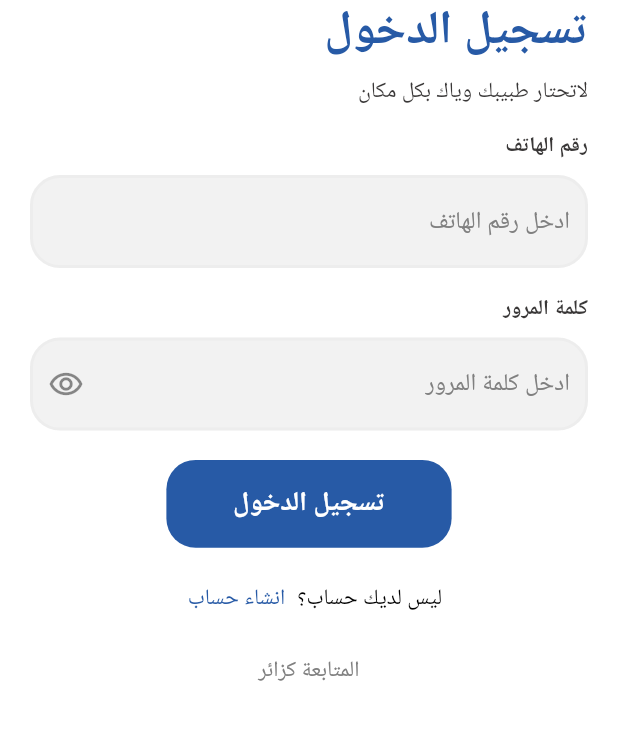
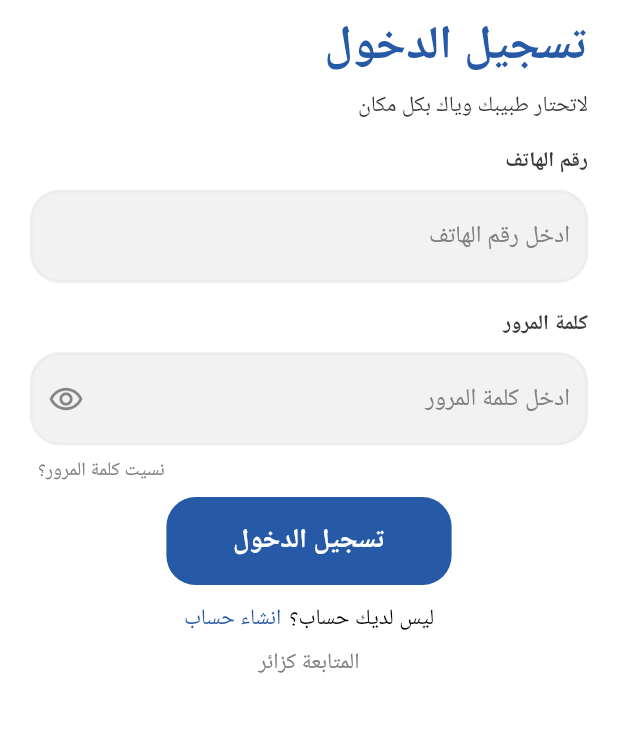
Before and after one commit to AliSabbar/Medical-Services, a Flutter app: the screen it shows after launch, on a phone screen of 412 x 824 dp, the part 418-1158 px from its top. Run offline on Flutter 3.47's test engine with Material 2 defaults, Android fonts, the phone set to English and light mode, and no system bars; our stand-ins replace flutter_otp_text_field, flutter_screenutil, flutter_svg, fluttertoast, image_picker, shared_preferences; Roboto replaces fonts that are missing (Cairo); project files that could hold a hidden picture were left out.

```diff
--- a/lib/screens/signinScreen/signin_screen.dart
+++ b/lib/screens/signinScreen/signin_screen.dart
@@ -31,6 +31,7 @@ class _SignInScreenState extends State<SignInScreen> {
     super.dispose();
   }
 
+  String appBarName = "نسيت كلمة المرور";
   @override
   Widget build(BuildContext context) {
     double widthMQ = MediaQuery.of(context).size.width;
@@ -48,6 +49,9 @@ class _SignInScreenState extends State<SignInScreen> {
                 defaultProfileContainer(
                     svgURL: 'assets/images/404Logo.svg',
                     height: Orientation.landscape == orientation ? 320 : 285),
+                SizedBox(
+                  height: 10.h,
+                ),
                 // first text
                 Padding(
                   padding: const EdgeInsets.symmetric(horizontal: 20),
@@ -111,6 +115,29 @@ class _SignInScreenState extends State<SignInScreen> {
                           return null;
                         },
                       ),
+                      Row(
+                        mainAxisAlignment: MainAxisAlignment.end,
+                        children: [
+                          GestureDetector(
+                            onTap: () {
+                              Navigator.pushNamed(context, Routes.otpScreen,
+                                  arguments: "نسيت كلمة المرور");
+                            },
+                            child: Padding(
+                              padding: EdgeInsets.only(left: 5.w, top: 8.h),
+                              child: Text(
+                                'نسيت كلمة المرور؟',
+                                style: TextStyle(
+                                  color: AppColors.greyColor,
+                                  fontSize: Orientation.landscape == orientation
+                                      ? 20.sp
+                                      : 13.sp,
+                                ),
+                              ),
+                            ),
+                          ),
+                        ],
+                      ),
                     ],
                   ),
                 ),
@@ -119,7 +146,7 @@ class _SignInScreenState extends State<SignInScreen> {
                         height: 30.h,
                       )
                     : SizedBox(
-                        height: 20.h,
+                        height: 10.h,
                       ),
                 //button sign in
                 Center(
@@ -135,7 +162,7 @@ class _SignInScreenState extends State<SignInScreen> {
                               Orientation.landscape == orientation ? 75 : 60),
 
                       SizedBox(
-                        height: 10.h,
+                        height: 12.h,
                       ),
                       //other texts
                       Row(
@@ -151,8 +178,11 @@ class _SignInScreenState extends State<SignInScreen> {
                                   : 15.sp,
                             ),
                           ),
-                          TextButton(
-                            onPressed: () {
+                          SizedBox(
+                            width: 5.w,
+                          ),
+                          GestureDetector(
+                            onTap: () {
                               Navigator.pushNamed(context, Routes.signUpScreen);
                             },
                             child: Text(
@@ -167,10 +197,12 @@ class _SignInScreenState extends State<SignInScreen> {
                           ),
                         ],
                       ),
-                      TextButton(
-                        onPressed: () {
-                          Navigator.pushNamedAndRemoveUntil(context,
-                              Routes.homeScreenRoute, (route) => false);
+                      SizedBox(
+                        height: 10.h,
+                      ),
+                      GestureDetector(
+                        onTap: () {
+                          Navigator.pushNamed(context, Routes.homeScreenRoute);
                         },
                         child: Text(
                           'المتابعة كزائر',
--- a/lib/screens/signupScreen/signup_screen.dart
+++ b/lib/screens/signupScreen/signup_screen.dart
@@ -107,6 +107,7 @@ class _SignUpScreenState extends State<SignUpScreen> {
                         ),
                         const CustomTitleWidget(title: 'تاريخ الميلاد'),
                         defaultTextField(
+                          readOnly: true,
                             hintText: 'ادخل تاريخ ميلادك',
                             controller: ageController,
                             onTap: () {
--- a/lib/settings/routes_manger.dart
+++ b/lib/settings/routes_manger.dart
@@ -3,37 +3,31 @@ import 'package:flutter_svg/flutter_svg.dart';
 import 'package:medical_services/screens/homeScreen/home_screen.dart';
 import 'package:medical_services/screens/signinScreen/signin_screen.dart';
 import 'package:medical_services/screens/splashScreen/splash_screen.dart';
+import '../screens/otpScreen/otp_screen.dart';
 import '../screens/signupScreen/signup_screen.dart';
 
 class Routes {
-  // ! ADMIN PANEL ROUTES
-
-  static const String adminPanelScreenRoute = "/adminScreen";
-  static const String addDoctorScreenRoute = "/addDoctorScreen";
-  static const String showDoctorsScreenRoute = "/showDoctorsScreen";
-  static const String addClinicScreenRoute = "/addClinicScreen";
-  static const String showClinicScreenRoute = "/showClinicScreen";
-  static const String addSpecialtyScreenRoute = "/addSpecialtyScreen";
-  static const String showUsersScreenRoute = "/showUsersScreen";
-  // ! ADMIN PANEL ROUTES
-
   static const String splashScreenRoute = "/splashScreen";
   static const String homeScreenRoute = "/homeScreen";
   static const String signInScreen = "/signInScreen";
   static const String signUpScreen = "/signUpScreen";
+  static const String otpScreen = "/otpScreen";
 }
 
 class RouteGenerator {
   static Route<dynamic> getRoute(RouteSettings settings) {
     switch (settings.name) {
       case Routes.splashScreenRoute:
-        return MaterialPageRoute(builder: (_) => SplashScreen());
+        return MaterialPageRoute(builder: (_) => const SplashScreen());
       case Routes.homeScreenRoute:
         return MaterialPageRoute(builder: (_) => HomeScreen());
       case Routes.signInScreen:
-        return MaterialPageRoute(builder: (_) => SignInScreen());
+        return MaterialPageRoute(builder: (_) => const SignInScreen());
       case Routes.signUpScreen:
-        return MaterialPageRoute(builder: (_) => SignUpScreen());
+        return MaterialPageRoute(builder: (_) => const SignUpScreen());
+      case Routes.otpScreen:
+        Object? title = settings.arguments;
+        return MaterialPageRoute(builder: (_) => OtpScreen(title: title,));
       default:
         return unDefinedRoute();
     }
--- a/pubspec.yaml
+++ b/pubspec.yaml
@@ -42,6 +42,7 @@ dependencies:
   image_picker: ^0.8.6+1
   intl: ^0.18.0
   flutter_screenutil: ^5.6.1
+  flutter_otp_text_field: ^1.1.1
 
 dev_dependencies:
   flutter_test:
```
Also changed, not shown: lib/screens/otpScreen/otp_screen.dart (added, +105 -0 lines), assets/images/forgotPassword.svg (added), assets/images/groupServices.svg (added), pubspec.lock.
